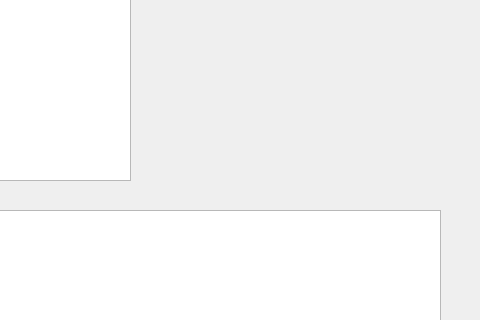
Above: task-approach/mainwindow.ui from tinrael/exam-winter before the change; both pictures show x 320 to 800 and y 110 to 430 of the 800 by 600 pixel window. Below: the same form after it.
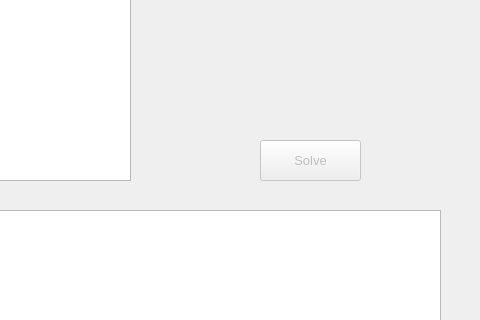
That is the form after the change.

Commit message: Added the solve button

Patch:
```diff
--- a/task-approach/mainwindow.ui
+++ b/task-approach/mainwindow.ui
@@ -106,6 +106,27 @@
      <set>Qt::AlignLeading|Qt::AlignLeft|Qt::AlignVCenter</set>
     </property>
    </widget>
+   <widget class="QPushButton" name="pbSolve">
+    <property name="enabled">
+     <bool>false</bool>
+    </property>
+    <property name="geometry">
+     <rect>
+      <x>580</x>
+      <y>250</y>
+      <width>101</width>
+      <height>41</height>
+     </rect>
+    </property>
+    <property name="font">
+     <font>
+      <pointsize>10</pointsize>
+     </font>
+    </property>
+    <property name="text">
+     <string>Solve</string>
+    </property>
+   </widget>
   </widget>
   <widget class="QMenuBar" name="menubar">
    <property name="geometry">
```
The commit also changes 2 other files.
